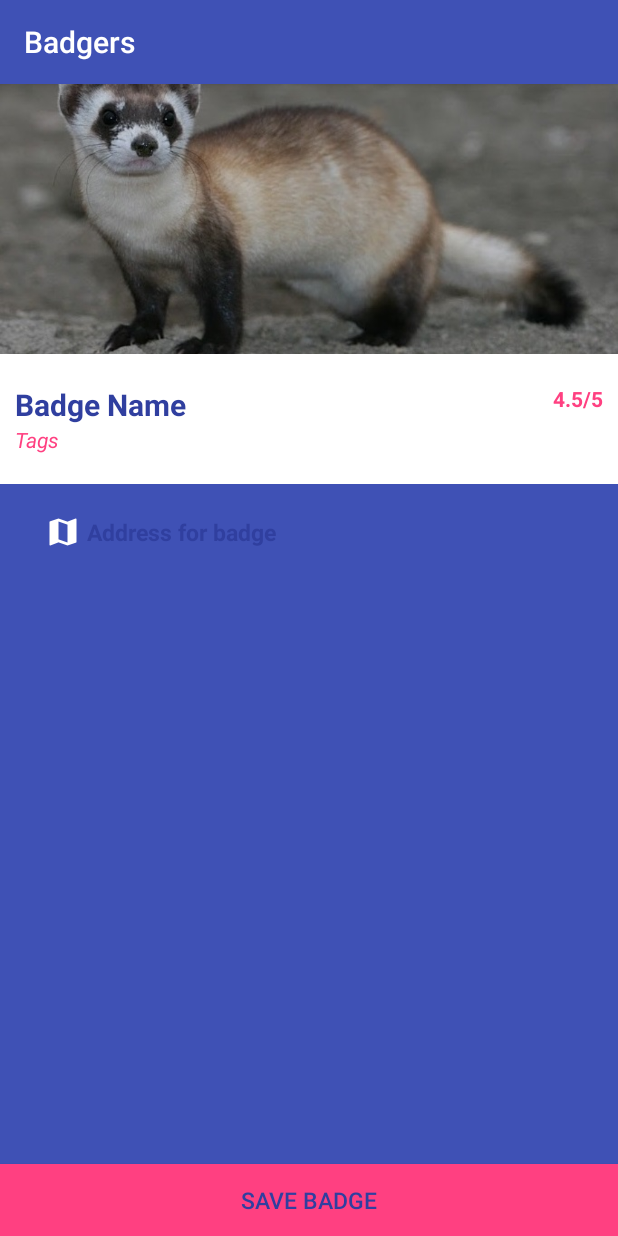
After one commit to darenschaad/Badgers, an Android app: the fragment BadgeDetailFragment shown on its own in the app's theme, on a phone screen of 412 x 824 dp. The commit adds this screen. Run offline under Robolectric (Android 15) with nearby library versions, the phone set to English and light mode, and no system bars.

Commit message:
added detail fragment and layout

```diff
--- a/app/build.gradle
+++ b/app/build.gradle
@@ -34,16 +34,17 @@ android {
 }
 
 dependencies {
-    compile 'com.jakewharton:butterknife:8.4.0'
-    annotationProcessor 'com.jakewharton:butterknife-compiler:8.4.0'
     compile fileTree(dir: 'libs', include: ['*.jar'])
     androidTestCompile('com.android.support.test.espresso:espresso-core:2.2.2', {
         exclude group: 'com.android.support', module: 'support-annotations'
     })
+    compile 'com.jakewharton:butterknife:8.4.0'
     compile 'com.android.support:appcompat-v7:24.2.1'
+    compile 'com.google.firebase:firebase-database:9.6.1'
+    compile 'com.android.support:recyclerview-v7:24.2.1'
+    compile 'com.android.support:support-v4:24.2.1'
     testCompile 'junit:junit:4.12'
-    compile 'com.google.firebase:firebase-database:9.2.1'
-    compile 'com.android.support:recyclerview-v7:+'
+    annotationProcessor 'com.jakewharton:butterknife-compiler:8.4.0'
 }
 
 apply plugin: 'com.google.gms.google-services'
--- a/app/src/main/AndroidManifest.xml
+++ b/app/src/main/AndroidManifest.xml
@@ -2,7 +2,7 @@
 <manifest xmlns:android="http://schemas.android.com/apk/res/android"
     package="com.epicodus.badgers">
 
-    <uses-permission android:name="android.permission.INTERNET"/>
+    <uses-permission android:name="android.permission.INTERNET" />
 
     <application
         android:allowBackup="true"
@@ -22,15 +22,14 @@
         <activity android:name=".ui.SearchBadgeActivity">
             <meta-data
                 android:name="android.support.PARENT_ACTIVITY"
-                android:value=".ui.MainActivity">
-            </meta-data>
+                android:value=".ui.MainActivity"></meta-data>
         </activity>
         <activity android:name=".ui.AllBadgeActivity">
             <meta-data
                 android:name="android.support.PARENT_ACTIVITY"
-                android:value=".ui.MainActivity">
-            </meta-data>
+                android:value=".ui.MainActivity"></meta-data>
         </activity>
+        <activity android:name=".ui.BadgeDetailActivity"></activity>
     </application>
 
 </manifest>
--- /dev/null
+++ b/app/src/main/java/com/epicodus/badgers/ui/BadgeDetailActivity.java
@@ -0,0 +1,14 @@
+package com.epicodus.badgers.ui;
+
+import android.support.v7.app.AppCompatActivity;
+import android.os.Bundle;
+import com.epicodus.badgers.R;
+
+public class BadgeDetailActivity extends AppCompatActivity {
+
+    @Override
+    protected void onCreate(Bundle savedInstanceState) {
+        super.onCreate(savedInstanceState);
+        setContentView(R.layout.activity_badge_detail);
+    }
+}
--- /dev/null
+++ b/app/src/main/java/com/epicodus/badgers/ui/BadgeDetailFragment.java
@@ -0,0 +1,30 @@
+package com.epicodus.badgers.ui;
+
+
+import android.os.Bundle;
+import android.support.v4.app.Fragment;
+import android.view.LayoutInflater;
+import android.view.View;
+import android.view.ViewGroup;
+
+import com.epicodus.badgers.R;
+
+/**
+ * A simple {@link Fragment} subclass.
+ */
+public class BadgeDetailFragment extends Fragment {
+
+
+    public BadgeDetailFragment() {
+        // Required empty public constructor
+    }
+
+
+    @Override
+    public View onCreateView(LayoutInflater inflater, ViewGroup container,
+                             Bundle savedInstanceState) {
+        // Inflate the layout for this fragment
+        return inflater.inflate(R.layout.fragment_badge_detail, container, false);
+    }
+
+}
--- /dev/null
+++ b/app/src/main/res/layout/activity_badge_detail.xml
@@ -0,0 +1,24 @@
+<?xml version="1.0" encoding="utf-8"?>
+<RelativeLayout xmlns:android="http://schemas.android.com/apk/res/android"
+    xmlns:tools="http://schemas.android.com/tools"
+    android:id="@+id/activity_badge_detail"
+    android:layout_width="match_parent"
+    android:layout_height="match_parent"
+    tools:context="com.epicodus.badgers.ui.BadgeDetailActivity">
+
+    <android.support.v4.view.ViewPager
+        android:id="@+id/viewPager"
+        android:layout_width="match_parent"
+        android:layout_height="wrap_content">
+
+        <android.support.v4.view.PagerTabStrip
+            android:id="@+id/pagerHeader"
+            android:layout_width="match_parent"
+            android:layout_height="wrap_content"
+            android:layout_gravity="top"
+            android:paddingBottom="4dp"
+            android:paddingTop="4dp" />
+
+    </android.support.v4.view.ViewPager>
+
+</RelativeLayout>
--- /dev/null
+++ b/app/src/main/res/layout/fragment_badge_detail.xml
@@ -0,0 +1,105 @@
+<FrameLayout xmlns:android="http://schemas.android.com/apk/res/android"
+    xmlns:tools="http://schemas.android.com/tools"
+    android:layout_width="match_parent"
+    android:layout_height="match_parent"
+    tools:context="com.epicodus.badgers.ui.BadgeDetailFragment">
+
+    <LinearLayout
+        android:orientation="vertical"
+        android:layout_width="match_parent"
+        android:layout_height="match_parent"
+        android:background="@color/colorPrimary">
+
+        <ImageView
+            android:layout_width="match_parent"
+            android:layout_height="180dp"
+            android:id="@+id/badgeImageView"
+            android:src="@drawable/badger"
+            android:scaleType="centerCrop" />
+
+        <RelativeLayout
+            android:layout_width="match_parent"
+            android:layout_height="wrap_content"
+            android:background="@android:color/white"
+            android:paddingTop="20dp"
+            android:paddingLeft="10dp"
+            android:paddingRight="10dp"
+            android:paddingBottom="20dp">
+
+            <TextView
+                android:layout_width="wrap_content"
+                android:layout_height="wrap_content"
+                android:text="Badge Name"
+                android:id="@+id/badgeNameTextView"
+                android:layout_alignParentLeft="true"
+                android:layout_alignParentStart="true"
+                android:textSize="20sp"
+                android:textColor="@color/colorPrimaryDark"
+                android:textStyle="bold" />
+
+            <TextView
+                android:layout_width="wrap_content"
+                android:layout_height="wrap_content"
+                android:text="4.5/5"
+                android:id="@+id/ratingTextView"
+                android:layout_alignTop="@+id/badgeNameTextView"
+                android:layout_alignParentRight="true"
+                android:layout_alignParentEnd="true"
+                android:textColor="@color/colorAccent"
+                android:textStyle="bold" />
+
+            <TextView
+                android:layout_width="wrap_content"
+                android:layout_height="wrap_content"
+                android:text="Tags"
+                android:id="@+id/tagsTextView"
+                android:layout_below="@+id/badgeNameTextView"
+                android:layout_alignParentLeft="true"
+                android:layout_alignParentStart="true"
+                android:textColor="@color/colorAccent"
+                android:textStyle="italic" />
+        </RelativeLayout>
+
+        <RelativeLayout
+            android:layout_width="match_parent"
+            android:layout_height="match_parent">
+
+            <LinearLayout
+                android:orientation="vertical"
+                android:layout_width="match_parent"
+                android:layout_height="wrap_content"
+                android:layout_alignParentTop="true"
+                android:layout_alignParentLeft="true"
+                android:layout_alignParentStart="true"
+                android:layout_above="@+id/saveBadgeButton"
+                android:paddingLeft="30dp"
+                android:paddingTop="20dp"
+                android:paddingRight="30dp">
+
+                <TextView
+                    android:layout_width="wrap_content"
+                    android:layout_height="wrap_content"
+                    android:text="Address for badge"
+                    android:drawableLeft="@drawable/ic_map_white_24dp"
+                    android:drawablePadding="4dp"
+                    android:id="@+id/addressTextView"
+                    android:textColor="@color/colorPrimaryDark"
+                    android:textSize="15sp"
+                    android:textStyle="bold"
+                    android:layout_marginBottom="10dp"
+                    android:gravity="center_vertical"/>
+
+            </LinearLayout>
+
+            <Button
+                android:layout_width="match_parent"
+                android:layout_height="wrap_content"
+                android:text="Save Badge"
+                android:id="@+id/saveBadgeButton"
+                android:layout_alignParentBottom="true"
+                android:background="@color/colorAccent"
+                android:textColor="@color/colorPrimaryDark"
+                android:textSize="15sp" />
+        </RelativeLayout>
+    </LinearLayout>
+</FrameLayout>
--- a/app/src/main/res/values/strings.xml
+++ b/app/src/main/res/values/strings.xml
@@ -1,3 +1,6 @@
 <resources>
     <string name="app_name">Badgers</string>
+
+    <!-- TODO: Remove or change this placeholder text -->
+    <string name="hello_blank_fragment">Hello blank fragment</string>
 </resources>
```
Also changed, not shown: app/src/main/res/drawable-hdpi/ic_map_white_24dp.png (added), app/src/main/res/drawable-mdpi/ic_map_white_24dp.png (added), app/src/main/res/drawable-xhdpi/ic_map_white_24dp.png (added), app/src/main/res/drawable-xxhdpi/ic_map_white_24dp.png (added), app/src/main/res/drawable-xxxhdpi/ic_map_white_24dp.png (added).
